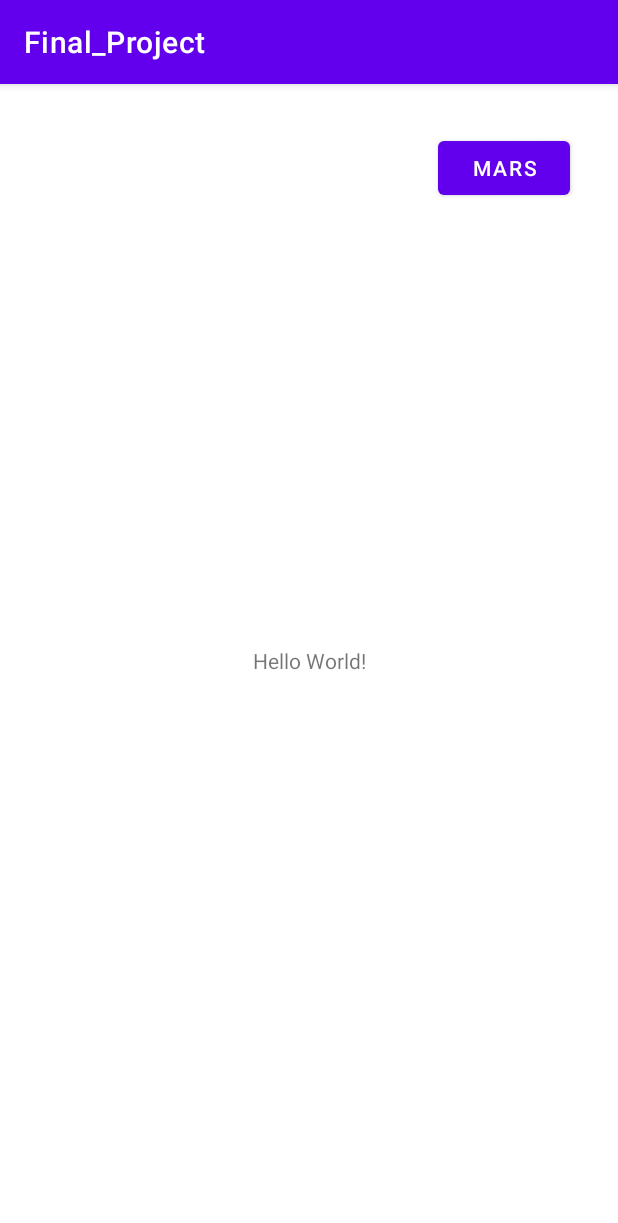
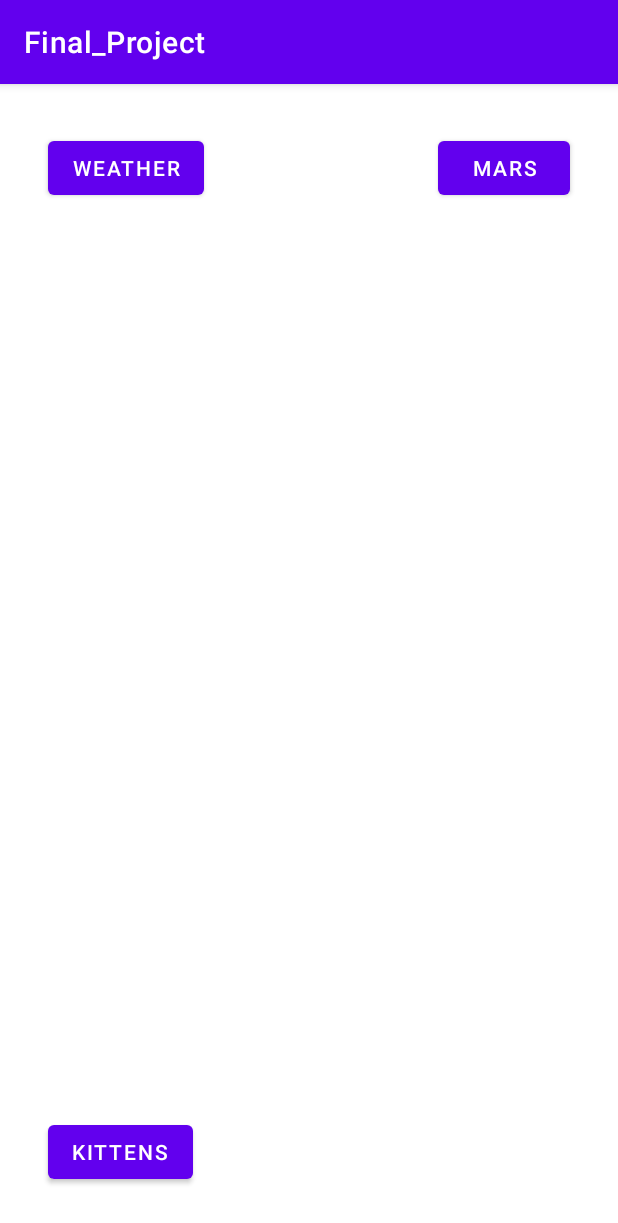
Before and after one commit to PlanetaryMarlin/Final_Project, an Android app: the screen it shows after launch (MainActivity), on a phone screen of 412 x 824 dp. Shown: the top 1223 px of the screen. Run offline under Robolectric (Android 15) with nearby library versions, the phone set to English and light mode, and no system bars.

```diff
--- a/app/src/main/java/com/example/final_project/MainActivity.java
+++ b/app/src/main/java/com/example/final_project/MainActivity.java
@@ -29,42 +29,18 @@ public class MainActivity extends AppCompatActivity {
             startActivity(nextPage);
         });
 
-        /*
-        image = findViewById(R.id.iMageView);
-        new GetImageFromUrl(image).execute(urlKitten);
-        EditText widthEditText = findViewById(R.id.widthEditText);
-        EditText heightEditText= findViewById(R.id.heightEditText);
-        Button logInButton = findViewById(R.id.logInButton);
-        logInButton.setOnClickListener(clk -> {
-            String widthInput = widthEditText.getText().toString();
-            String heightInput = heightEditText.getText().toString();
-            String urlKitten = String.format("https://placekitten.com/%s/%s",widthInput,heightInput);
+        //Weather button
+        Button weatherButton = binding.weatherButton;
+        weatherButton.setOnClickListener( weatherClk -> {
+            Intent nextPage = new Intent(MainActivity.this, Weather_Stack.class);
+            startActivity(nextPage);
+        });
 
+        //Kittens button
+        Button kittensButton = binding.kittensButton;
+        kittensButton.setOnClickListener( kittensClk -> {
+            Intent nextPage = new Intent(MainActivity.this, KittensActivity.class);
+            startActivity(nextPage);
         });
     }
-    public class GetImageFromUrl extends AsyncTask<String, Void, Bitmap>{
-        ImageView imageView;
-        public GetImageFromUrl(ImageView img){
-            this.imageView = img;
-        }
-        @Override
-        protected Bitmap doInBackground(String... url) {
-            String stringUrl = url[0];
-            bitmap = null;
-            InputStream inputStream;
-            try {
-                inputStream = new java.net.URL(stringUrl).openStream();
-                bitmap = BitmapFactory.decodeStream(inputStream);
-            } catch (IOException e) {
-                e.printStackTrace();
-            }
-            return bitmap;
-        }
-        @Override
-        protected void onPostExecute(Bitmap bitmap){
-            super.onPostExecute(bitmap);
-            imageView.setImageBitmap(bitmap);
-        }
-        */
-    }
 }
--- a/app/src/main/res/layout/activity_main.xml
+++ b/app/src/main/res/layout/activity_main.xml
@@ -5,15 +5,6 @@
     android:layout_width="match_parent"
     android:layout_height="match_parent"
     tools:context=".KittensActivity">
-
-    <TextView
-        android:layout_width="wrap_content"
-        android:layout_height="wrap_content"
-        android:text="Hello World!"
-        app:layout_constraintBottom_toBottomOf="parent"
-        app:layout_constraintEnd_toEndOf="parent"
-        app:layout_constraintStart_toStartOf="parent"
-        app:layout_constraintTop_toTopOf="parent" />
 
     <Button
         android:id="@+id/marsButton"
@@ -25,4 +16,24 @@
         app:layout_constraintEnd_toEndOf="parent"
         app:layout_constraintTop_toTopOf="parent" />
 
+    <Button
+        android:id="@+id/weatherButton"
+        android:layout_width="wrap_content"
+        android:layout_height="wrap_content"
+        android:layout_marginStart="32dp"
+        android:layout_marginTop="32dp"
+        android:text="Weather"
+        app:layout_constraintStart_toStartOf="parent"
+        app:layout_constraintTop_toTopOf="parent" />
+
+    <Button
+        android:id="@+id/kittensButton"
+        android:layout_width="wrap_content"
+        android:layout_height="wrap_content"
+        android:layout_marginStart="32dp"
+        android:layout_marginBottom="32dp"
+        android:text="Kittens"
+        app:layout_constraintBottom_toBottomOf="parent"
+        app:layout_constraintStart_toStartOf="parent" />
+
 </androidx.constraintlayout.widget.ConstraintLayout>
```
